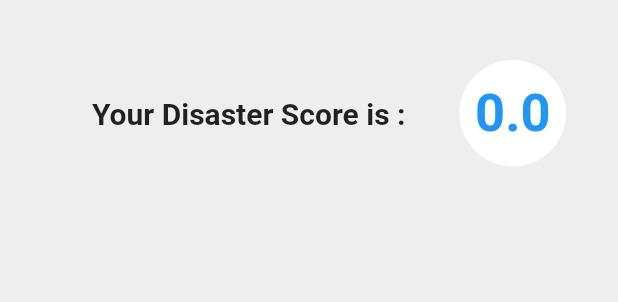
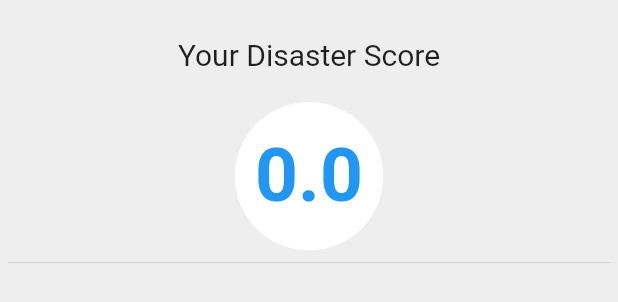
Before and after one commit to MananSoni42/CodeFunDo, a Flutter app: the ScoreWidget widget shown alone on an empty page, opened directly, on a phone screen of 412 x 824 dp. Shown: the top 302 px of the screen. Run offline on Flutter 3.47's test engine with Material 2 defaults, Android fonts, the phone set to English and light mode, and no system bars; our stand-ins replace firebase_auth, firebase_messaging, google_sign_in; missing offline and left inert: flutter_billing, map_view; accounts and stored records are empty.

Commit message:
Layout changes in scoreWidget

```diff
--- a/catastrofree_app/lib/auth_handler.dart
+++ b/catastrofree_app/lib/auth_handler.dart
@@ -53,7 +53,7 @@ class _StdUserAccountDrawerHeaderState extends State <StdUserAccountDrawerHeader
                 image: DecorationImage(
                   image: NetworkImage('https://t4.ftcdn.net/jpg/01/88/85/07/240_F_188850771_lWtSgpYaLn2PC2h8ZVhtqjVjlgp2U0M5.jpg'),
                 )
-              );
+              ));
               //onDetailsPressed: () => signInDialog(context));
   }
 }
--- a/catastrofree_app/lib/scoreWidget.dart
+++ b/catastrofree_app/lib/scoreWidget.dart
@@ -21,7 +21,7 @@ class _ScoreWidgetState extends State<ScoreWidget>
   void initState() {
     super.initState();
     animation = AnimationController(
-      duration: const Duration(milliseconds: 1000),
+      duration: const Duration(milliseconds: 750),
       vsync: this,
     )..addListener(() {
         setState(() {
@@ -52,18 +52,20 @@ class _ScoreWidgetState extends State<ScoreWidget>
       elevation: 0.0,
       margin: EdgeInsets.all(5.0),
       child: Container(
-        padding: EdgeInsets.symmetric(horizontal: 25.0, vertical: 35.0),
-        child: Row(
+        padding: EdgeInsets.fromLTRB(0.0, 20.0, 0.0, 5.0),
+        child: Column(
           children: <Widget>[
-            Expanded(
+            Center(
               child: Text(
-                "Your Disaster Score is : ",
-                style: TextStyle(fontSize: 20.0, fontWeight: FontWeight.w600),
+                "Your Disaster Score",
+                style: TextStyle(fontSize: 20.0, fontWeight: FontWeight.w400),
                 textAlign: TextAlign.center,
+
               ),
             ),
             Container(
-              padding: EdgeInsets.all(15.0),
+              margin: EdgeInsets.fromLTRB(0.0, 20.0, 0.0, 0.0),
+              padding: EdgeInsets.all(20.0),
               decoration: BoxDecoration(
                 color: circleColor,
                 shape: BoxShape.circle,
@@ -73,12 +75,13 @@ class _ScoreWidgetState extends State<ScoreWidget>
                   dispScore.toString().substring(0, 3),
                   style: TextStyle(
                       fontWeight: FontWeight.w800,
-                      fontSize: 35.0,
+                      fontSize: 50.0,
                       color: textColor),
                 ),
                 onTap: updateScore,
               ),
-            )
+            ),
+            Divider(),
           ],
         ),
       ),
```
